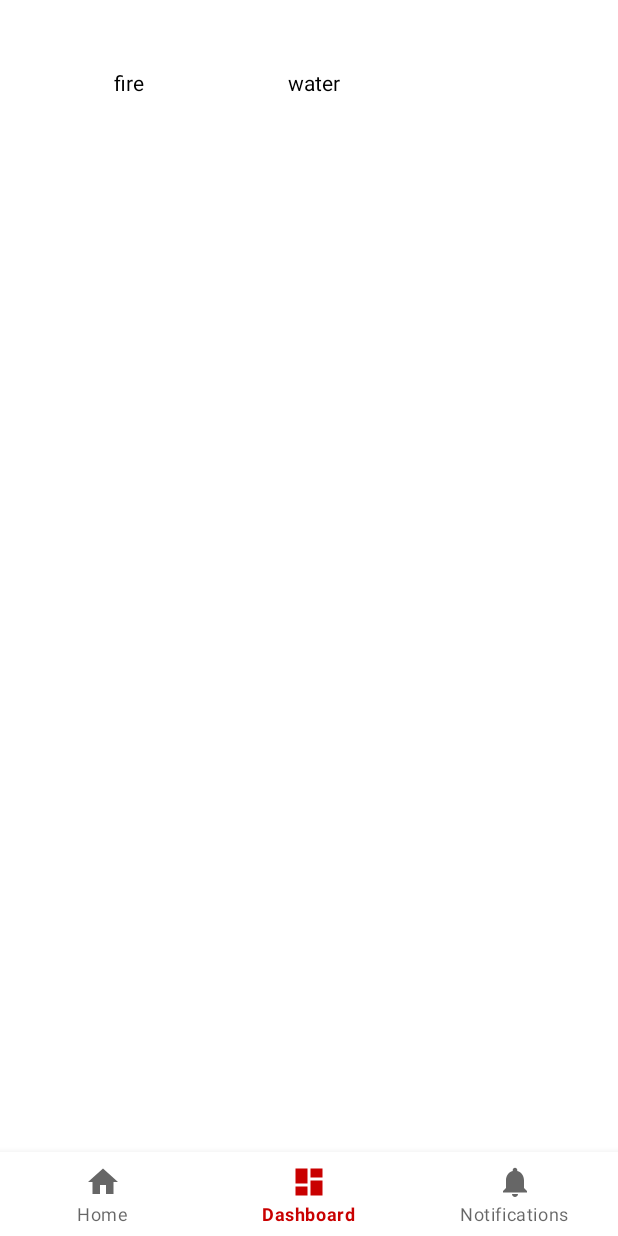
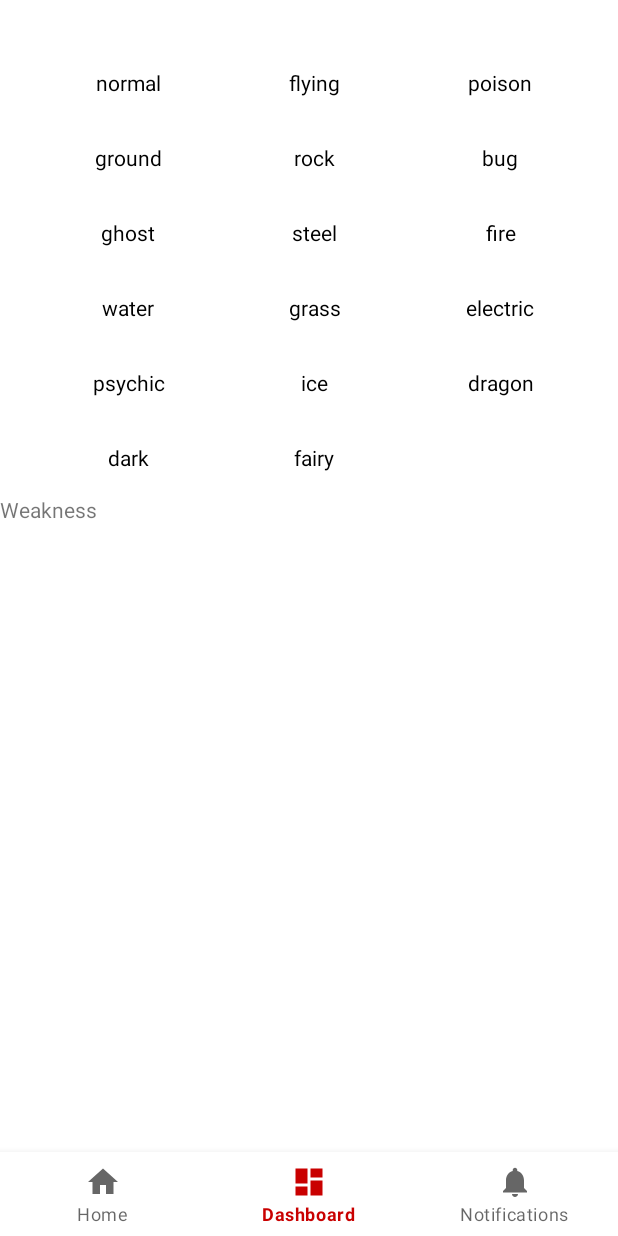
Before and after one commit to HenriqueCruz5341/PokedexAndroid, an Android app: the DashboardFragment screen opened through its navigation route, on a phone screen of 412 x 824 dp. Run offline under Robolectric (Android 15) with nearby library versions, the phone set to English and light mode, and no system bars; our stand-ins replace Room's generated code, navigation-ui.

Commit message:
Showing all pokemon types on recycler view

```diff
--- a/app/src/main/java/com/example/pokedex/utils/Constants.kt
+++ b/app/src/main/java/com/example/pokedex/utils/Constants.kt
@@ -12,4 +12,10 @@ class Constants {
         val CONSTRAINT = 2
         val NOT_FOUND = 3
     }
+
+    object TYPES {
+        val listTypes: List<String> = listOf("normal", "fighting", "flying", "poison", "ground",
+            "rock", "bug", "ghost", "steel", "fire", "water", "grass", "electric", "psychic", "ice",
+            "dragon", "dark", "fairy")
+    }
 }
--- a/app/src/main/res/layout/fragment_dashboard.xml
+++ b/app/src/main/res/layout/fragment_dashboard.xml
@@ -17,4 +17,12 @@
         android:layout_marginEnd="20dp"
         />
 
+    <TextView
+        android:id="@+id/text_weakness"
+        android:layout_width="match_parent"
+        android:layout_height="wrap_content"
+        app:layout_constraintTop_toBottomOf="@id/recycler_list_types"
+        app:layout_constraintLeft_toLeftOf="parent"
+        android:text="@string/text_weakness" />
+
 </androidx.constraintlayout.widget.ConstraintLayout>
--- a/app/src/main/res/values/strings.xml
+++ b/app/src/main/res/values/strings.xml
@@ -9,6 +9,7 @@
     <string name="pokemon_image">PokemonImage</string>
     <string name="pokemon_name">PokemonName</string>
     <string name="type_name">TypeName</string>
+    <string name="text_weakness">Weakness</string>
     <!-- Strings used for fragments for navigation -->
     <string name="first_fragment_label">First Fragment</string>
     <string name="second_fragment_label">Second Fragment</string>
```
Also changed, not shown: app/src/main/java/com/example/pokedex/activities/viewModel/SplashScreenViewModel.kt (+14 -11 lines).
